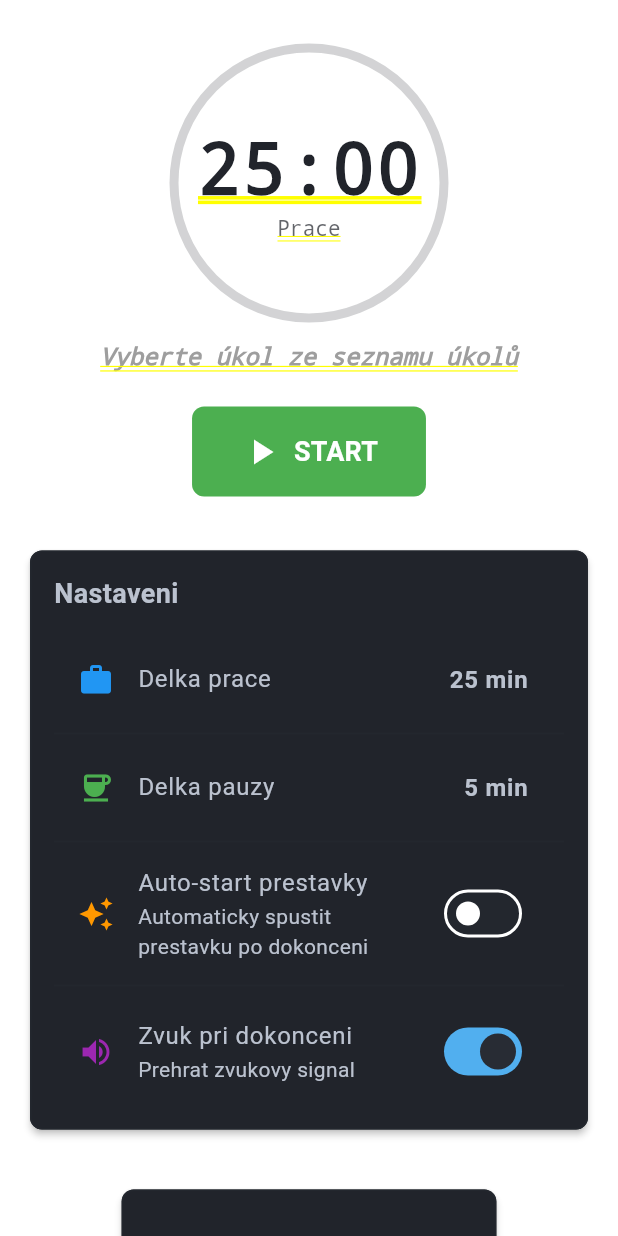
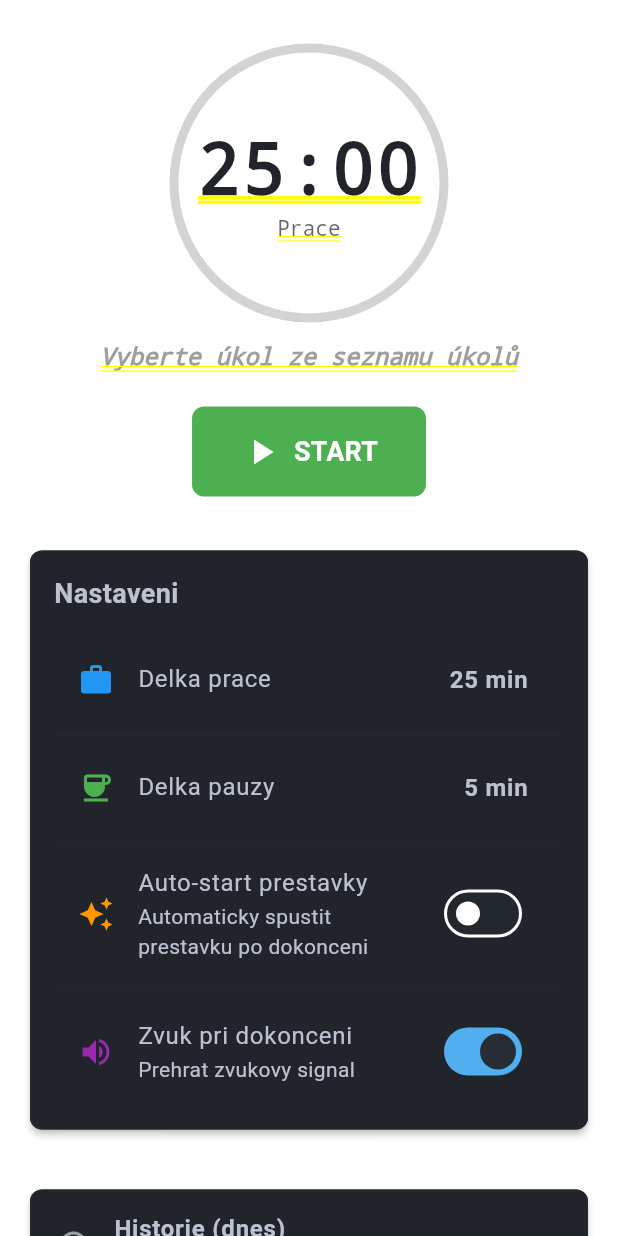
Before and after one commit to mastnacek/laidak, a Flutter app: the PomodoroPage screen opened directly, on a phone screen of 412 x 824 dp. Run offline on Flutter 3.47's test engine with Material 3 defaults, Android fonts, the phone set to English and light mode, and no system bars; our stand-ins replace emoji_picker_flutter, equatable, flutter_bloc, flutter_colorpicker, just_audio, logger and 3 more; accounts and stored records are empty.

Commit message:
🎨 feat: Historie Pomodoro sessions jako ExpansionTile
**Změna**: Historie je nyní SBALITELNÁ (výchozí stav: zavřená)

**Vylepšení**:
- ExpansionTile místo stále zobrazené karty
- Subtitle: počet sessions (např. "3 sessions")
- initiallyExpanded: false (default collapsed)
- Emoji ikony: 🍅 (work), ☕ (break), ✅ (completed), ⏸️ (paused)
- dense: true pro kompaktnější zobrazení

**UX**:
- Kliknutím na "Historie (dnes)" se seznam rozbalí/sbalí
- Šetří místo na obrazovce
- Lepší přehlednost Pomodoro page

Prázdná historie: zobrazí "Žádné sessions" s hint textem.

```diff
--- a/lib/features/pomodoro/presentation/widgets/history_list.dart
+++ b/lib/features/pomodoro/presentation/widgets/history_list.dart
@@ -34,85 +34,76 @@ class _HistoryListState extends State<HistoryList> {
           );
         }
 
+        // Pokud je historie prázdná, zobraz sbalený panel s hláškou
         if (state.history.isEmpty) {
           return Card(
             elevation: 2,
-            child: Padding(
-              padding: const EdgeInsets.all(32),
-              child: Column(
+            child: ExpansionTile(
+              leading: const Icon(Icons.history, color: Colors.grey),
+              title: const Text(
+                'Historie (dnes)',
+                style: TextStyle(
+                  fontSize: 16,
+                  fontWeight: FontWeight.w600,
+                ),
+              ),
+              subtitle: const Text('Žádné sessions'),
               children: const [
-                  Icon(
-                    Icons.history,
-                    size: 64,
-                    color: Colors.grey,
-                  ),
-                  SizedBox(height: 16),
-                  Text(
-                    'Zadna historie',
+                Padding(
+                  padding: EdgeInsets.all(24),
+                  child: Text(
+                    'Spusťte své první Pomodoro!',
                     style: TextStyle(
-                      fontSize: 18,
+                      fontSize: 14,
                       color: Colors.grey,
                       fontStyle: FontStyle.italic,
                     ),
                   ),
-                  SizedBox(height: 8),
-                  Text(
-                    'Spustte sve prvni Pomodoro!',
-                    style: TextStyle(
-                      fontSize: 14,
-                      color: Colors.grey,
-                    ),
                 ),
               ],
-              ),
             ),
           );
         }
 
+        // Historie s daty - sbalitelný ExpansionTile
         return Card(
           elevation: 2,
-          child: Padding(
-            padding: const EdgeInsets.all(16),
-            child: Column(
-              crossAxisAlignment: CrossAxisAlignment.start,
-              children: [
-                const Text(
+          child: ExpansionTile(
+            leading: const Icon(Icons.history),
+            title: const Text(
               'Historie (dnes)',
               style: TextStyle(
-                    fontSize: 18,
-                    fontWeight: FontWeight.bold,
+                fontSize: 16,
+                fontWeight: FontWeight.w600,
               ),
             ),
-                const SizedBox(height: 8),
-                const Divider(),
-
-                // Session list
-                ...state.history.map((session) {
+            subtitle: Text('${state.history.length} sessions'),
+            initiallyExpanded: false, // Výchozí stav: sbaleno
+            children: state.history.map((session) {
               final timeFormat = DateFormat.Hm();
               final startTime = timeFormat.format(session.startedAt);
               final duration = session.actualDuration ?? session.duration;
               final durationMin = duration.inMinutes;
-                  final icon = session.completed ? 'OK' : 'PAUSE';
-                  final typeIcon = session.isBreak ? 'COFFEE' : 'WORK';
+              final statusIcon = session.completed ? '✅' : '⏸️';
+              final typeIcon = session.isBreak ? '☕' : '🍅';
 
               return ListTile(
+                dense: true,
                 leading: Text(
                   typeIcon,
-                      style: const TextStyle(fontSize: 14, fontWeight: FontWeight.bold),
+                  style: const TextStyle(fontSize: 20),
                 ),
                 title: Text(
                   '$startTime - $durationMin min',
                   style: const TextStyle(fontWeight: FontWeight.w500),
                 ),
-                    subtitle: Text('Ukol #${session.taskId}'),
+                subtitle: Text('Úkol #${session.taskId}'),
                 trailing: Text(
-                      icon,
-                      style: const TextStyle(fontSize: 12, fontWeight: FontWeight.bold),
+                  statusIcon,
+                  style: const TextStyle(fontSize: 16),
                 ),
               );
             }).toList(),
-              ],
-            ),
           ),
         );
       },
```
Lines whose indentation alone changed are shown as unchanged.
